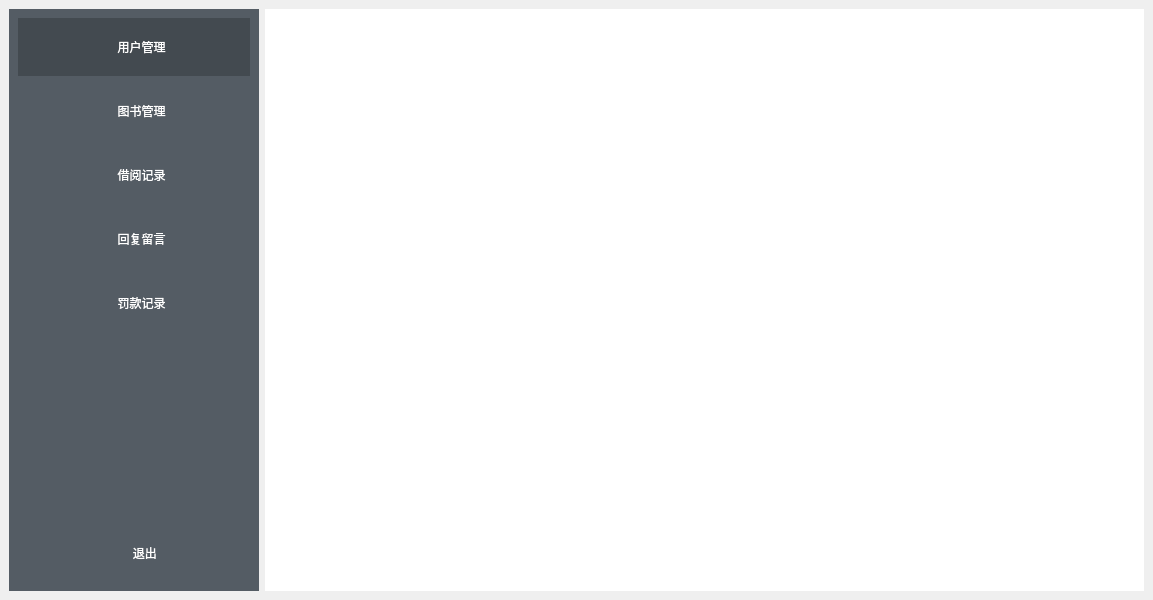
The window that bookmgr/cell/cell_main.ui (ZF-Xie/book-manager) describes before a commit, drawn with Qt 5.
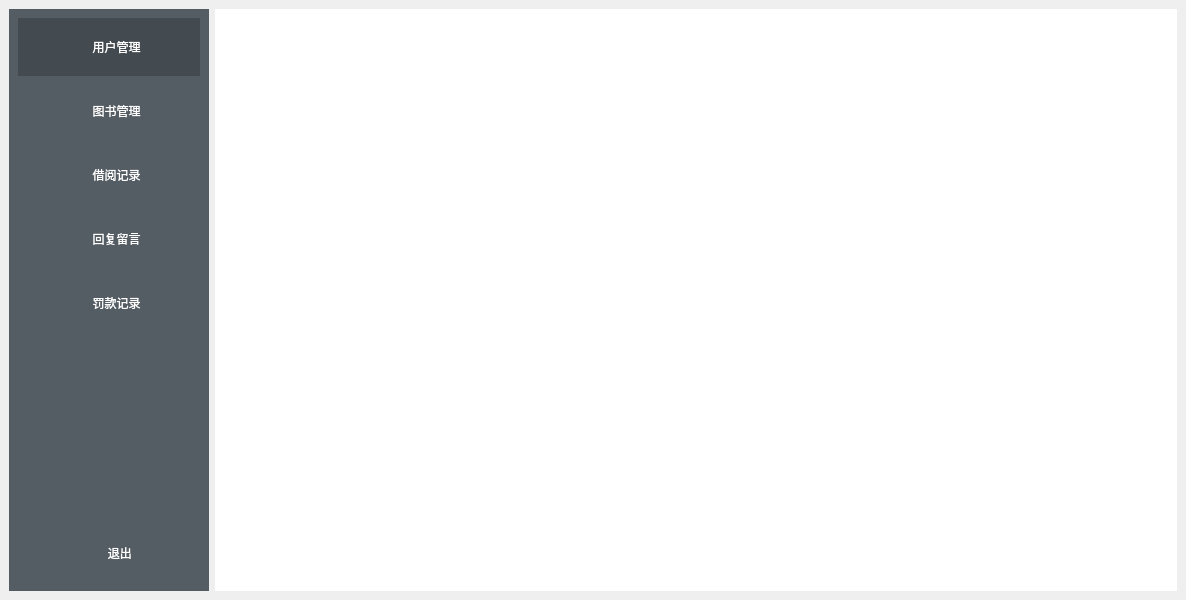
The same window after the commit. Icons and pictures are not drawn.

```diff
--- a/bookmgr/cell/cell_main.ui
+++ b/bookmgr/cell/cell_main.ui
@@ -6,7 +6,7 @@
    <rect>
     <x>0</x>
     <y>0</y>
-    <width>1153</width>
+    <width>1186</width>
     <height>600</height>
    </rect>
   </property>
@@ -31,7 +31,7 @@
      <widget class="QWidget" name="tool" native="true">
       <property name="maximumSize">
        <size>
-        <width>250</width>
+        <width>200</width>
         <height>16777215</height>
        </size>
       </property>
```
